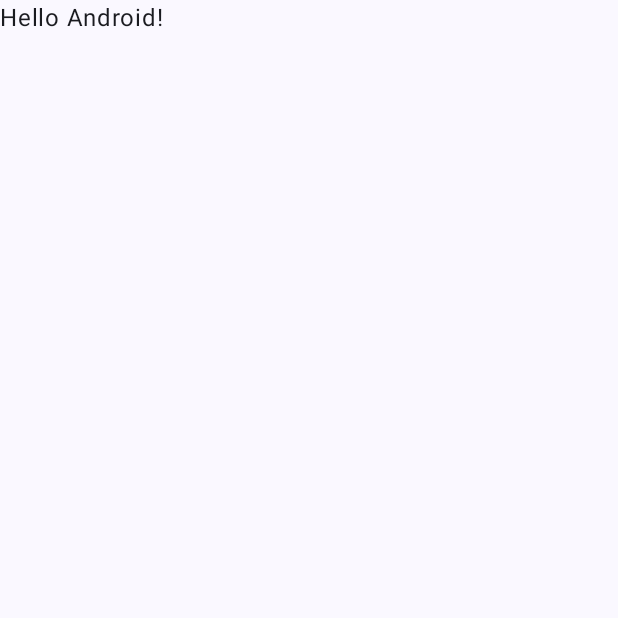
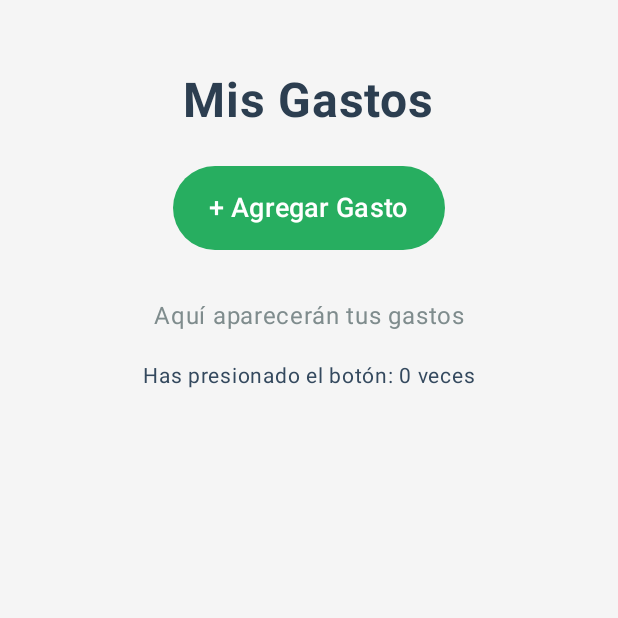
Before and after one commit to Diego-ai-he/GastosApp, an Android app built with Jetpack Compose: the screen it shows after launch (MainActivity), on a phone screen of 412 x 824 dp, the top half of it. Before the commit the part shown is almost empty. Run offline under Robolectric (Android 15) with nearby library versions, the phone set to English and light mode, and no system bars.

Commit message:
pantalla basica con boton funcional

```diff
--- a/app/src/main/java/com/example/gastosapp/MainActivity.kt
+++ b/app/src/main/java/com/example/gastosapp/MainActivity.kt
@@ -3,45 +3,87 @@ package com.example.gastosapp
 import android.os.Bundle
 import androidx.activity.ComponentActivity
 import androidx.activity.compose.setContent
-import androidx.activity.enableEdgeToEdge
-import androidx.compose.foundation.layout.fillMaxSize
-import androidx.compose.foundation.layout.padding
-import androidx.compose.material3.Scaffold
-import androidx.compose.material3.Text
-import androidx.compose.runtime.Composable
+import androidx.compose.foundation.background
+import androidx.compose.foundation.layout.*
+import androidx.compose.material3.*
+import androidx.compose.runtime.*
+import androidx.compose.ui.Alignment
 import androidx.compose.ui.Modifier
-import androidx.compose.ui.tooling.preview.Preview
+import androidx.compose.ui.graphics.Color
+import androidx.compose.ui.text.font.FontWeight
+import androidx.compose.ui.unit.dp
+import androidx.compose.ui.unit.sp
 import com.example.gastosapp.ui.theme.GastosAppTheme
 
 class MainActivity : ComponentActivity() {
     override fun onCreate(savedInstanceState: Bundle?) {
         super.onCreate(savedInstanceState)
-        enableEdgeToEdge()
         setContent {
             GastosAppTheme {
-                Scaffold(modifier = Modifier.fillMaxSize()) { innerPadding ->
-                    Greeting(
-                        name = "Android",
-                        modifier = Modifier.padding(innerPadding)
-                    )
-                }
+                PantallaPrincipal()
             }
         }
     }
 }
 
 @Composable
-fun Greeting(name: String, modifier: Modifier = Modifier) {
-    Text(
-        text = "Hello $name!",
-        modifier = modifier
-    )
-}
+fun PantallaPrincipal() {
+    // Variable para contar clicks (temporal, para probar)
+    var contador by remember { mutableStateOf(0) }
 
-@Preview(showBackground = true)
-@Composable
-fun GreetingPreview() {
-    GastosAppTheme {
-        Greeting("Android")
+    Column(
+        modifier = Modifier
+            .fillMaxSize()
+            .background(Color(0xFFF5F5F5))
+            .padding(16.dp),
+        horizontalAlignment = Alignment.CenterHorizontally
+    ) {
+        // Espaciado superior
+        Spacer(modifier = Modifier.height(32.dp))
+
+        // Título
+        Text(
+            text = "Mis Gastos",
+            fontSize = 32.sp,
+            fontWeight = FontWeight.Bold,
+            color = Color(0xFF2C3E50)
+        )
+
+        Spacer(modifier = Modifier.height(24.dp))
+
+        // Botón para agregar gasto
+        Button(
+            onClick = { contador++ },
+            colors = ButtonDefaults.buttonColors(
+                containerColor = Color(0xFF27AE60)
+            ),
+            modifier = Modifier
+                .padding(horizontal = 24.dp)
+                .height(56.dp)
+        ) {
+            Text(
+                text = "+ Agregar Gasto",
+                fontSize = 18.sp,
+                color = Color.White
+            )
+        }
+
+        Spacer(modifier = Modifier.height(32.dp))
+
+        // Texto temporal
+        Text(
+            text = "Aquí aparecerán tus gastos",
+            fontSize = 16.sp,
+            color = Color(0xFF7F8C8D)
+        )
+
+        Spacer(modifier = Modifier.height(16.dp))
+
+        // Contador de prueba
+        Text(
+            text = "Has presionado el botón: $contador veces",
+            fontSize = 14.sp,
+            color = Color(0xFF34495E)
+        )
     }
 }
```
